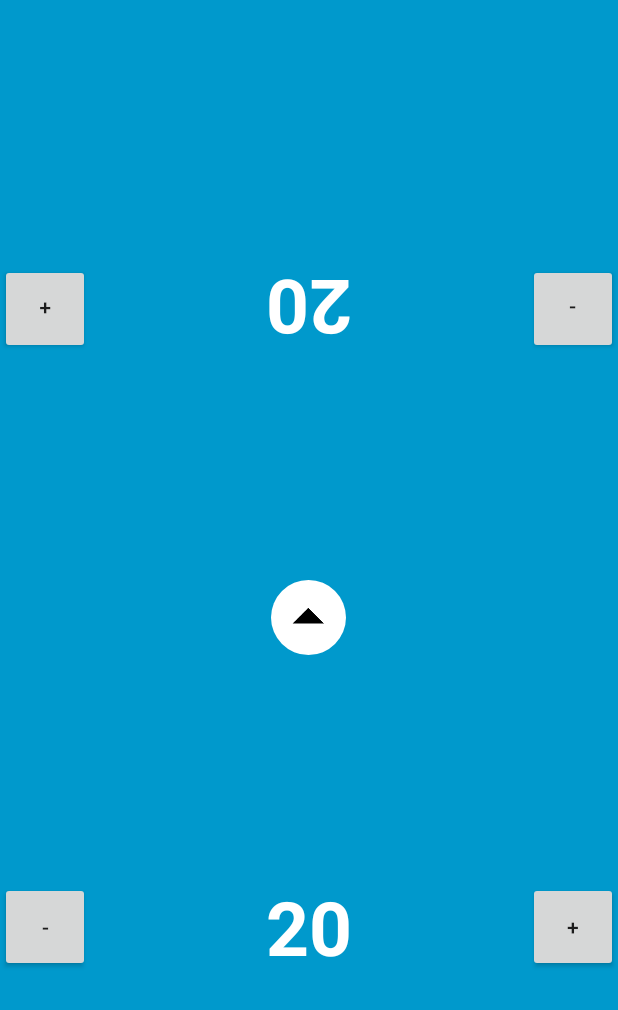
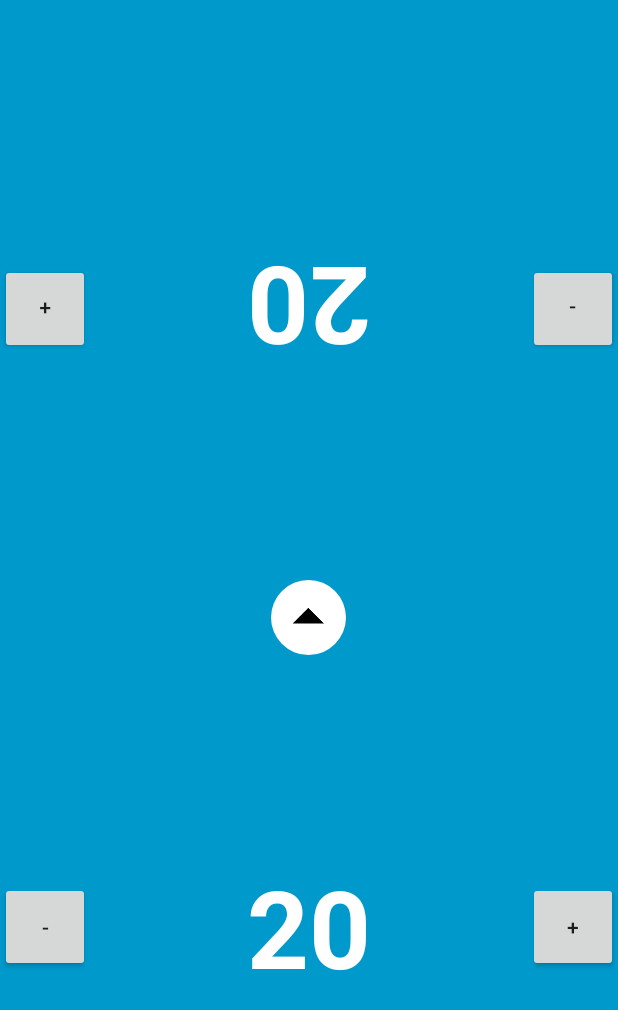
Before and after one commit to josh-perry/MTG-Counter, an Android app: the screen it shows after launch (MainActivity), on a phone screen of 412 x 824 dp. Shown: the top 1010 px of the screen. Run offline under Robolectric (Android 15) with nearby library versions, the phone set to English and light mode, and no system bars.

Commit message:
Bigger text

```diff
--- a/app/src/main/res/layout/counter_widget.xml
+++ b/app/src/main/res/layout/counter_widget.xml
@@ -15,7 +15,7 @@
         android:layout_height="match_parent"
         android:gravity="center"
         android:textColor="#ffffff"
-        android:textSize="50sp"
+        android:textSize="72sp"
         android:textStyle="bold"/>
 
     <Button
```
